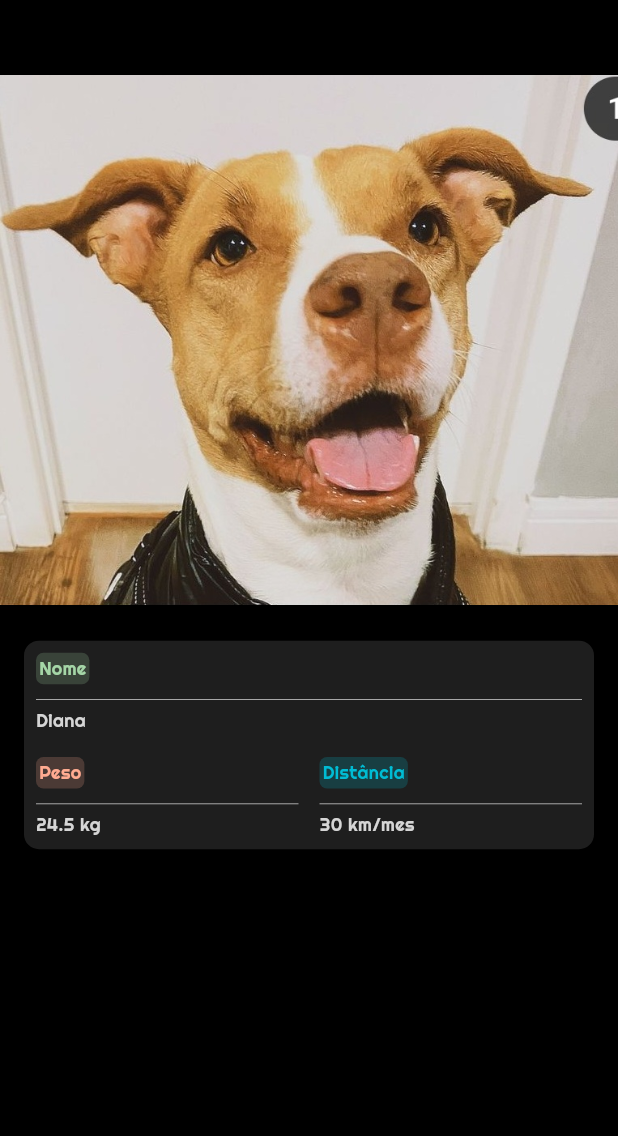
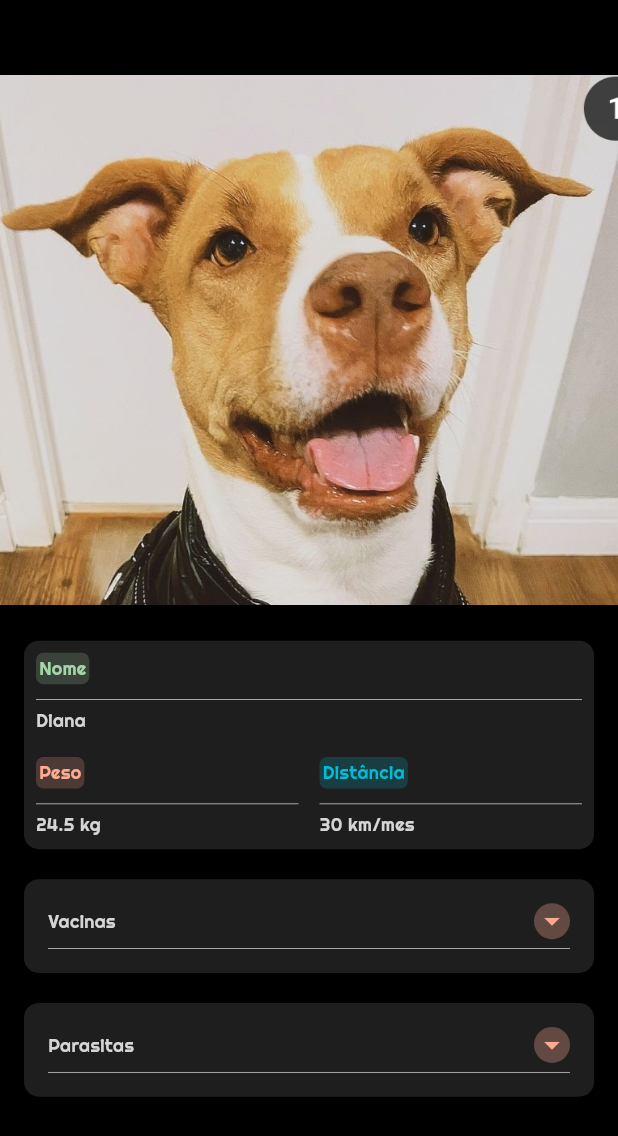
Before and after one commit to AndreNagem1/AmigoPet, a Flutter app: the PetDetailsScreen screen opened directly, on a phone screen of 412 x 824 dp. Shown: the top 1136 px of the screen. Run offline on Flutter 3.47's test engine with Material 3 defaults, Android fonts, the light colour scheme and no system bars; our stand-ins replace google_fonts.

Commit message:
added expandeble widget and fl_charts

```diff
--- /dev/null
+++ b/lib/common_ui/divider.dart
@@ -0,0 +1,15 @@
+import 'package:flutter/cupertino.dart';
+
+import '../colors/app_colors.dart';
+
+class AppDivider extends StatelessWidget {
+  const AppDivider({super.key});
+
+  @override
+  Widget build(BuildContext context) {
+    return  Container(
+      height: 0.5,
+      color: AppColors.letterColor,
+    );
+  }
+}
--- /dev/null
+++ b/lib/common_ui/letter_decoration.dart
@@ -0,0 +1,12 @@
+import 'package:flutter/material.dart';
+import 'package:google_fonts/google_fonts.dart';
+import '../colors/app_colors.dart';
+
+class AppStyles {
+  static final TextStyle righteousTextStyle = GoogleFonts.righteous(
+    textStyle: TextStyle(
+      fontSize: 12,
+      color: AppColors.letterColor,
+    ),
+  );
+}
--- /dev/null
+++ b/lib/common_ui/surface_decoration.dart
@@ -0,0 +1,29 @@
+import 'package:flutter/cupertino.dart';
+
+import '../colors/app_colors.dart';
+
+final surfaceDecoration = BoxDecoration(
+  borderRadius: const BorderRadius.only(
+    topLeft: Radius.circular(10),
+    topRight: Radius.circular(10),
+    bottomLeft: Radius.circular(10),
+    bottomRight: Radius.circular(10),
+  ),
+  color: AppColors.surface,
+);
+
+final surfaceDecorationRoundedTop = BoxDecoration(
+  borderRadius: const BorderRadius.only(
+    topLeft: Radius.circular(10),
+    topRight: Radius.circular(10),
+  ),
+  color: AppColors.surface,
+);
+
+final surfaceDecorationRoundedBottom = BoxDecoration(
+  borderRadius: const BorderRadius.only(
+    bottomLeft: Radius.circular(10),
+    bottomRight: Radius.circular(10),
+  ),
+  color: AppColors.surface,
+);
--- a/lib/pet_details/presentation/pet_details_screen.dart
+++ b/lib/pet_details/presentation/pet_details_screen.dart
@@ -1,4 +1,4 @@
-import 'package:amigo_pet/pet_details/presentation/pet_info_container/pet_info_container.dart';
+import 'package:amigo_pet/pet_details/presentation/pet_info_container/pet_info_content.dart';
 import 'package:flutter/cupertino.dart';
 import 'package:flutter/material.dart';
 
@@ -12,14 +12,19 @@ class PetDetailsScreen extends StatelessWidget {
         height: double.infinity,
         width: double.infinity,
         color: Colors.black,
+        child: SingleChildScrollView(
+          child: Padding(
+            padding: const EdgeInsets.only(bottom : 20.0),
             child: Column(
               children: [
                 SizedBox(height: 50),
                 SizedBox(
                   child: Image.asset('assets/images/diana.jpg'),
                 ),
-            PetInfoContainer()
+                PetInfoContent()
               ],
+            ),
+          ),
         ),
       ),
     );
--- a/lib/pet_details/presentation/pet_info_container/pet_info_container.dart
+++ b/lib/pet_details/presentation/pet_info_container/pet_info_container.dart
@@ -10,11 +10,7 @@ class PetInfoContainer extends StatelessWidget {
   @override
   Widget build(BuildContext context) {
     return Padding(
-      padding: const EdgeInsets.only(
-        left: 16.0,
-        right: 16.0,
-        top: 24,
-      ),
+      padding: const EdgeInsets.only(top: 24),
       child: Container(
         decoration: BoxDecoration(
           borderRadius: const BorderRadius.only(
--- /dev/null
+++ b/lib/pet_details/presentation/pet_info_container/pet_info_content.dart
@@ -0,0 +1,26 @@
+import 'package:amigo_pet/pet_details/presentation/pet_info_container/pet_info_container.dart';
+import 'package:amigo_pet/pet_details/presentation/pet_info_container/pet_info_spandable.dart';
+import 'package:flutter/cupertino.dart';
+
+class PetInfoContent extends StatelessWidget {
+  const PetInfoContent({super.key});
+
+  @override
+  Widget build(BuildContext context) {
+    return Padding(
+      padding: const EdgeInsets.only(
+        left: 16.0,
+        right: 16.0,
+      ),
+      child: Column(
+        children: [
+          PetInfoContainer(),
+          SizedBox(height: 20),
+          PetInfoExpandable(label: 'Vacinas'),
+          SizedBox(height: 20),
+          PetInfoExpandable(label: 'Parasitas')
+        ],
+      ),
+    );
+  }
+}
--- /dev/null
+++ b/lib/pet_details/presentation/pet_info_container/pet_info_spandable.dart
@@ -0,0 +1,96 @@
+import 'package:amigo_pet/common_ui/divider.dart';
+import 'package:amigo_pet/common_ui/letter_decoration.dart';
+import 'package:flutter/material.dart';
+
+import '../../../colors/app_colors.dart';
+import '../../../common_ui/surface_decoration.dart';
+
+class PetInfoExpandable extends StatefulWidget {
+  final String label;
+
+  const PetInfoExpandable({
+    Key? key,
+    required this.label, // Required parameter
+  }) : super(key: key);
+
+  @override
+  _ExpandableWidgetState createState() => _ExpandableWidgetState();
+}
+
+class _ExpandableWidgetState extends State<PetInfoExpandable> {
+  bool _isExpanded = false; // Track the expanded state
+
+  void _toggleExpand() {
+    setState(() {
+      _isExpanded = !_isExpanded; // Toggle the expanded state
+    });
+  }
+
+  @override
+  Widget build(BuildContext context) {
+    return Column(
+      children: [
+        GestureDetector(
+          onTap: _toggleExpand, // Handle tap to toggle open/close
+          child: Container(
+            decoration:
+                _isExpanded ? surfaceDecorationRoundedTop : surfaceDecoration,
+            padding: EdgeInsets.all(16),
+            child: Column(
+              children: [
+                Row(
+                  mainAxisAlignment: MainAxisAlignment.spaceBetween,
+                  children: [
+                    Text(
+                      widget.label,
+                      style: AppStyles.righteousTextStyle,
+                    ),
+                    Container(
+                      height: 24,
+                      width: 24,
+                      alignment: Alignment.center,
+                      decoration: BoxDecoration(
+                        borderRadius: const BorderRadius.only(
+                          topLeft: Radius.circular(100),
+                          topRight: Radius.circular(100),
+                          bottomLeft: Radius.circular(100),
+                          bottomRight: Radius.circular(100),
+                        ),
+                        color: AppColors.pastelOrange.withOpacity(0.3),
+                      ),
+                      child: Icon(
+                        _isExpanded
+                            ? Icons.arrow_drop_up
+                            : Icons.arrow_drop_down,
+                        color: AppColors.pastelOrange,
+                      ),
+                    ),
+                  ],
+                ),
+                SizedBox(height: 6),
+                AppDivider(),
+              ],
+            ),
+          ),
+        ),
+        AnimatedContainer(
+          duration: Duration(milliseconds: 100),
+          // Animation duration
+          height: _isExpanded ? 100 : 0,
+          // Expand to 200px height when open, 0 when closed
+          decoration: surfaceDecorationRoundedBottom,
+          child: SingleChildScrollView(
+            child: Padding(
+              padding: EdgeInsets.all(16),
+              child: Text(
+                'Here is some expandable content! '
+                'You can place any widget here, such as a list, text, or images.',
+                style: AppStyles.righteousTextStyle,
+              ),
+            ),
+          ),
+        ),
+      ],
+    );
+  }
+}
--- a/pubspec.yaml
+++ b/pubspec.yaml
@@ -39,6 +39,7 @@ dependencies:
   flutter_bloc: ^8.1.6
   flutter_modular: ^6.3.2
   google_fonts: ^4.0.4
+  fl_chart: ^0.69.0
 
 dev_dependencies:
   flutter_test:
```
Also changed, not shown: pubspec.lock. Lines whose indentation alone changed are shown as unchanged.
